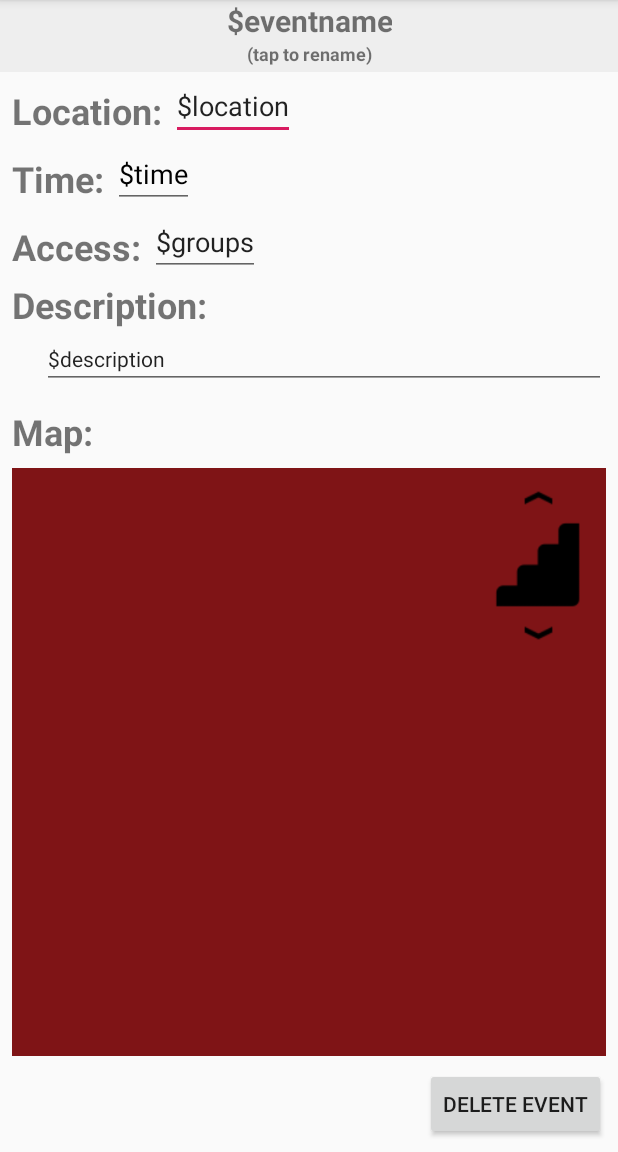
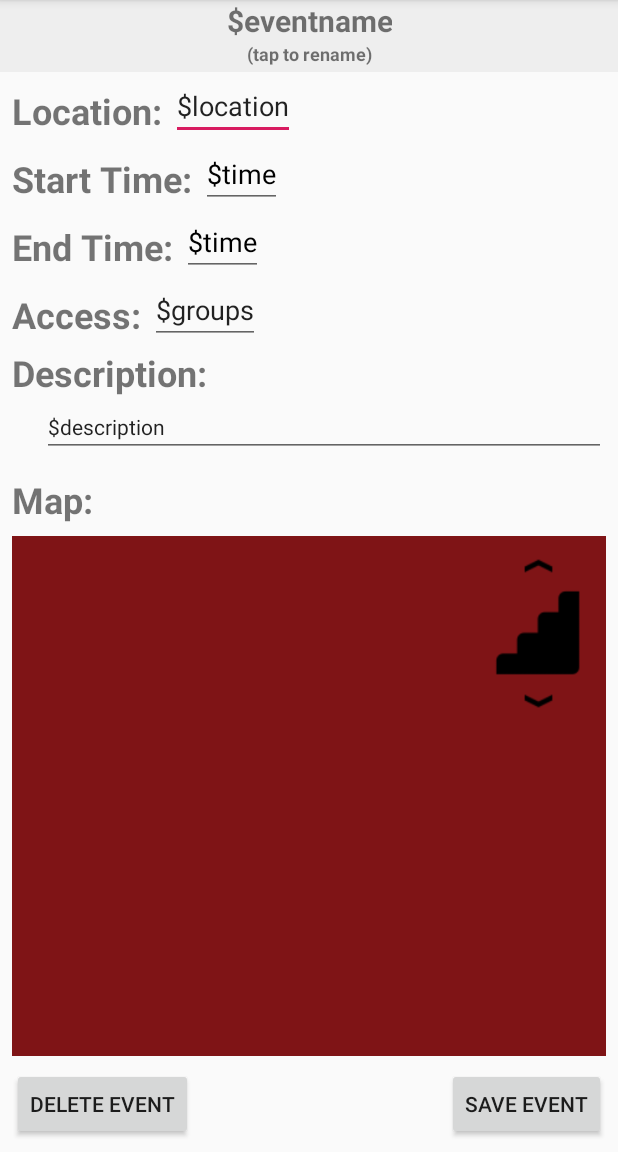
Before and after one commit to LyonsMatthew/csse483-rose-map-app, an Android app: the fragment EventDetailsOwnerFragment shown on its own in the app's theme, on a phone screen of 412 x 824 dp, the part 84-1236 px from its top. Run offline under Robolectric (Android 15) with nearby library versions, the phone set to English and light mode, and no system bars; libraries missing offline, so code that uses them is left out: com.davemorrissey.labs, com.wdullaer.materialdatetimepicker; plain views replace SubsamplingScaleImageView; network calls fail; 7 statements that could not run were skipped.

Commit message:
Prep UI for firebase

```diff
--- a/app/src/main/java/com/example/csse483finalproject/event/EventDetailsFragment.kt
+++ b/app/src/main/java/com/example/csse483finalproject/event/EventDetailsFragment.kt
@@ -1,10 +1,10 @@
 package com.example.csse483finalproject.event
 
 import android.os.Bundle
-import androidx.fragment.app.Fragment
 import android.view.LayoutInflater
 import android.view.View
 import android.view.ViewGroup
+import androidx.fragment.app.Fragment
 import com.example.csse483finalproject.R
 import kotlinx.android.synthetic.main.fragment_eventdetail.view.*
 
@@ -19,7 +19,7 @@ class EventDetailsFragment : Fragment() {
         view.event_title.text = event.eventName
         view.dtext.text = event.eventDescription
         view.loctext.text = event.eventLocation.locString()
-        view.tdtext.text = getString(R.string.date_seperator,event.eventStart.toLocaleString(), event.eventEnd.toLocaleString())
+        view.tdtext.text = getString(R.string.date_seperator,event.eventStart.time.toLocaleString(), event.eventEnd.time.toLocaleString())
         return view
     }
     lateinit var event:Event
--- a/app/src/main/java/com/example/csse483finalproject/event/EventDetailsOwnerFragment.kt
+++ b/app/src/main/java/com/example/csse483finalproject/event/EventDetailsOwnerFragment.kt
@@ -1,12 +1,17 @@
 package com.example.csse483finalproject.event
 
 import android.os.Bundle
-import androidx.fragment.app.Fragment
 import android.view.LayoutInflater
 import android.view.View
 import android.view.ViewGroup
+import androidx.fragment.app.Fragment
 import com.example.csse483finalproject.R
-import kotlinx.android.synthetic.main.fragment_eventdetail.view.*
+import com.wdullaer.materialdatetimepicker.date.DatePickerDialog
+import com.wdullaer.materialdatetimepicker.time.TimePickerDialog
+import kotlinx.android.synthetic.main.fragment_eventdetails_owner.view.*
+import java.util.*
+
+
 
 class EventDetailsOwnerFragment : Fragment() {
 
@@ -16,14 +21,75 @@ class EventDetailsOwnerFragment : Fragment() {
     ): View? {
         val view: View = inflater.inflate(R.layout.fragment_eventdetails_owner, container, false)
         unpackBundle(view)
-        view.event_title.text = event.eventName
-        view.dtext.text = event.eventDescription
-        view.loctext.text = event.eventLocation.locString()
-        view.tdtext.text = getString(R.string.date_seperator,event.eventStart.toLocaleString(), event.eventEnd.toLocaleString())
-        view.tdtext.setOnClickListener{
+        updateView(view)
+        view.stdtext.setOnClickListener{
+            DatePickerDialog.newInstance(sDateSetListener,
+                event.eventStart.get(Calendar.YEAR),
+                event.eventStart.get(Calendar.MONTH),
+                event.eventStart.get(Calendar.DAY_OF_MONTH))
+                .show(getFragmentManager(), "Datepickerdialog");
+        }
+        view.etdtext.setOnClickListener{
+            DatePickerDialog.newInstance(eDateSetListener,
+                event.eventEnd.get(Calendar.YEAR),
+                event.eventEnd.get(Calendar.MONTH),
+                event.eventEnd.get(Calendar.DAY_OF_MONTH))
+                .show(getFragmentManager(), "Datepickerdialog");
         }
         return view
     }
+
+    fun updateView(v: View? = null){
+        lateinit var myView:View
+        if(v != null){
+            myView=v
+        }
+        else{
+            myView=this.view!!
+        }
+        myView.event_title.text = event.eventName
+        myView.dtext.setText(event.eventDescription)
+        myView.loctext.setText(event.eventLocation.locString())
+        myView.stdtext.setText(event.eventStart.time.toLocaleString())
+        myView.etdtext.setText(event.eventEnd.time.toLocaleString())
+    }
+
+    val sDateSetListener = DatePickerDialog.OnDateSetListener { view, year, monthOfYear, dayOfMonth ->
+        event.eventStart.set(Calendar.YEAR,year)
+        event.eventStart.set(Calendar.MONTH,monthOfYear)
+        event.eventStart.set(Calendar.DAY_OF_MONTH,dayOfMonth)
+        TimePickerDialog.newInstance(sTimeSetListener,
+            event.eventStart.get(Calendar.HOUR_OF_DAY),
+            event.eventStart.get(Calendar.MINUTE),false)
+            .show(getFragmentManager(), "Timepickerdialog");
+    }
+
+    val sTimeSetListener = TimePickerDialog.OnTimeSetListener { view, hour, minute, _ ->
+        event.eventStart.set(Calendar.HOUR_OF_DAY,hour)
+        event.eventStart.set(Calendar.MINUTE,minute)
+        event.eventStart.set(Calendar.SECOND,0)
+        event.eventStart.set(Calendar.MILLISECOND,0)
+        updateView()
+    }
+
+    val eDateSetListener = DatePickerDialog.OnDateSetListener { view, year, monthOfYear, dayOfMonth ->
+        event.eventEnd.set(Calendar.YEAR,year)
+        event.eventEnd.set(Calendar.MONTH,monthOfYear)
+        event.eventEnd.set(Calendar.DAY_OF_MONTH,dayOfMonth)
+        TimePickerDialog.newInstance(eTimeSetListener,
+            event.eventEnd.get(Calendar.HOUR_OF_DAY),
+            event.eventEnd.get(Calendar.MINUTE),false)
+            .show(getFragmentManager(), "Timepickerdialog");
+    }
+
+    val eTimeSetListener = TimePickerDialog.OnTimeSetListener { view, hour, minute, _ ->
+        event.eventEnd.set(Calendar.HOUR_OF_DAY,hour)
+        event.eventEnd.set(Calendar.MINUTE,minute)
+        event.eventEnd.set(Calendar.SECOND,0)
+        event.eventEnd.set(Calendar.MILLISECOND,0)
+        updateView()
+    }
+
     lateinit var event:Event
 
     override fun onCreate(savedInstanceState: Bundle?){
--- a/app/src/main/java/com/example/csse483finalproject/group/Group.kt
+++ b/app/src/main/java/com/example/csse483finalproject/group/Group.kt
@@ -54,8 +54,8 @@ data class Group(var groupName: String, var groupOwners: MemberSpec, var groupVi
         gwmtov.add(gwmtv)
         var testOwner = GroupSpec(gwmtoa)
         var testViewer = GroupSpec(gwmtov)
-        testEvents.add(Event("Test RoseMaps", Location(null,false,0F,0F, "Lakeside 402"),"Rose maps is great", Date(119,0,31,8,30), Date(119,0,31,9,30),testOwner, testViewer,0))
-        testEvents.add(Event("Making events manually is a real pain...", Location(null,false,0F,0F, "Speed Beach"),"Manual event", Date(119,0,31,8,30), Date(119,0,31,9,30),testOwner, testViewer,1))
+        testEvents.add(Event("Test RoseMaps", Location(null,false,0F,0F, "Lakeside 402"),"Rose maps is great", Calendar.getInstance(), Calendar.getInstance(),testOwner, testViewer,0))
+        testEvents.add(Event("Making events manually is a real pain...", Location(null,false,0F,0F, "Speed Beach"),"Manual event", Calendar.getInstance(), Calendar.getInstance(),testOwner, testViewer,1))
         return testEvents
     }
 
--- a/app/src/main/res/layout/fragment_eventdetails_owner.xml
+++ b/app/src/main/res/layout/fragment_eventdetails_owner.xml
@@ -1,9 +1,10 @@
 <?xml version="1.0" encoding="utf-8"?>
 <androidx.constraintlayout.widget.ConstraintLayout xmlns:android="http://schemas.android.com/apk/res/android"
-                                                   xmlns:tools="http://schemas.android.com/tools" android:layout_width="match_parent"
+                                                   xmlns:tools="http://schemas.android.com/tools"
+                                                   xmlns:app="http://schemas.android.com/apk/res-auto"
+                                                   android:layout_width="match_parent"
                                                    android:layout_height="match_parent"
-                                                   android:id="@+id/rootlayout"
-                                                   xmlns:app="http://schemas.android.com/apk/res-auto">
+                                                   android:id="@+id/rootlayout">
 
     <androidx.constraintlayout.widget.ConstraintLayout
             app:layout_constraintTop_toTopOf="@+id/rootlayout"
@@ -59,22 +60,22 @@
             android:id="@+id/loctext"/>
 
     <TextView
-            app:layout_constraintTop_toTopOf="@id/tdtext"
-            app:layout_constraintBottom_toBottomOf="@id/tdtext"
+            app:layout_constraintTop_toTopOf="@id/stdtext"
+            app:layout_constraintBottom_toBottomOf="@id/stdtext"
             app:layout_constraintLeft_toLeftOf="parent"
             android:layout_marginLeft="8dp"
             android:layout_marginTop="6dp"
-            android:text="Time: "
+            android:text="Start Time: "
             android:textSize="24sp"
             android:textStyle="bold"
             android:layout_width="wrap_content"
             android:layout_height="wrap_content"
 
-            android:id="@+id/tdtitle"/>
+            android:id="@+id/stdtitle"/>
 
     <EditText
             app:layout_constraintTop_toBottomOf="@id/loctext"
-            app:layout_constraintLeft_toRightOf="@id/tdtitle"
+            app:layout_constraintLeft_toRightOf="@id/stdtitle"
             app:layout_constraintRight_toRightOf="parent"
             app:layout_constraintHorizontal_bias="0"
 
@@ -85,8 +86,46 @@
             android:layout_width="wrap_content"
             android:layout_height="wrap_content"
 
-            android:id="@+id/tdtext"/>
+            android:focusable="false"
+            android:longClickable="false"
+            android:clickable="true"
+            android:cursorVisible="false"
 
+            android:id="@+id/stdtext"/>
+
+    <TextView
+            app:layout_constraintTop_toTopOf="@id/etdtext"
+            app:layout_constraintBottom_toBottomOf="@id/etdtext"
+            app:layout_constraintLeft_toLeftOf="parent"
+            android:layout_marginLeft="8dp"
+            android:layout_marginTop="6dp"
+            android:text="End Time: "
+            android:textSize="24sp"
+            android:textStyle="bold"
+            android:layout_width="wrap_content"
+            android:layout_height="wrap_content"
+
+            android:id="@+id/etdtitle"/>
+
+    <EditText
+            app:layout_constraintTop_toBottomOf="@id/stdtext"
+            app:layout_constraintLeft_toRightOf="@id/etdtitle"
+            app:layout_constraintRight_toRightOf="parent"
+            app:layout_constraintHorizontal_bias="0"
+
+            android:textSize="18sp"
+            android:textColor="@android:color/black"
+            android:text="$time"
+            app:layout_constrainedWidth="true"
+            android:layout_width="wrap_content"
+            android:layout_height="wrap_content"
+
+            android:focusable="false"
+            android:longClickable="false"
+            android:clickable="true"
+            android:cursorVisible="false"
+
+            android:id="@+id/etdtext"/>
 
     <TextView
             app:layout_constraintTop_toTopOf="@id/datetext"
@@ -101,9 +140,9 @@
             android:layout_marginTop="6dp"
             android:id="@+id/datetitle"/>
 
-    <EditText
+    <AutoCompleteTextView
             android:inputType="text"
-            app:layout_constraintTop_toBottomOf="@id/tdtext"
+            app:layout_constraintTop_toBottomOf="@id/etdtext"
             app:layout_constraintLeft_toRightOf="@id/datetitle"
             android:text="$groups"
             android:layout_width="wrap_content"
@@ -165,9 +204,17 @@
             android:layout_margin="8dp"
             android:text="@string/deleteevent"
             app:layout_constraintBottom_toBottomOf="parent"
-            app:layout_constraintRight_toRightOf="parent"
+            app:layout_constraintLeft_toLeftOf="parent"
             android:layout_width="wrap_content"
             android:layout_height="wrap_content" android:id="@+id/delbutton"/>
 
+    <Button
+            android:layout_margin="8dp"
+            android:text="@string/saveevent"
+            app:layout_constraintBottom_toBottomOf="parent"
+            app:layout_constraintRight_toRightOf="parent"
+            android:layout_width="wrap_content"
+            android:layout_height="wrap_content" android:id="@+id/savebutton"/>
+
 
 </androidx.constraintlayout.widget.ConstraintLayout>
--- a/app/src/main/res/values/strings.xml
+++ b/app/src/main/res/values/strings.xml
@@ -36,6 +36,8 @@
     <string name="date_seperator">%1$s until %2$s</string>
     <string name="owner">Owner</string>
     <string name="loginText">Currrently logged in as %1$s</string>
+    <string name="saveevent">Save Event</string>
+    <string name="add_person">Add Person</string>
     <string-array name="month_abbrev">
         <item>Jan</item>
         <item>Feb</item>
```
Also changed, not shown: app/src/main/java/com/example/csse483finalproject/MainActivity.kt (+6 -8 lines), app/src/main/java/com/example/csse483finalproject/event/Event.kt (+4 -4 lines), app/src/main/java/com/example/csse483finalproject/event/EventViewHolder.kt (+4 -4 lines), app/src/main/java/com/example/csse483finalproject/group/GroupDetailOwnerFragment.kt (+4 -4 lines), app/src/main/res/layout/fragment_locshare.xml (+23 -9 lines).
